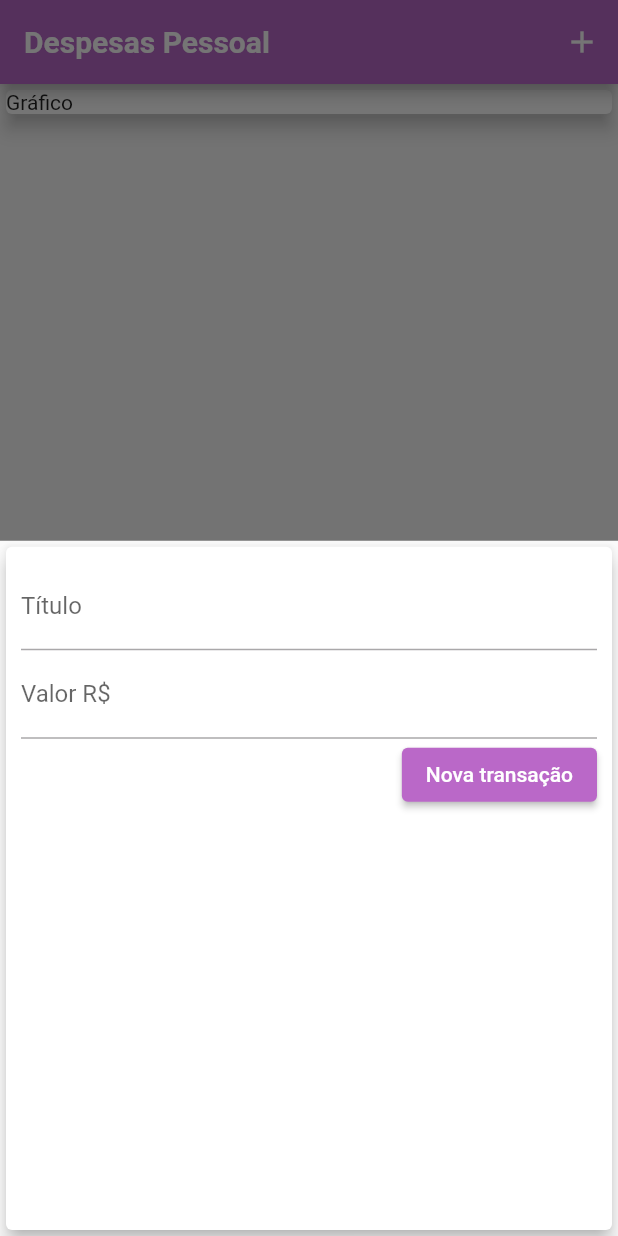
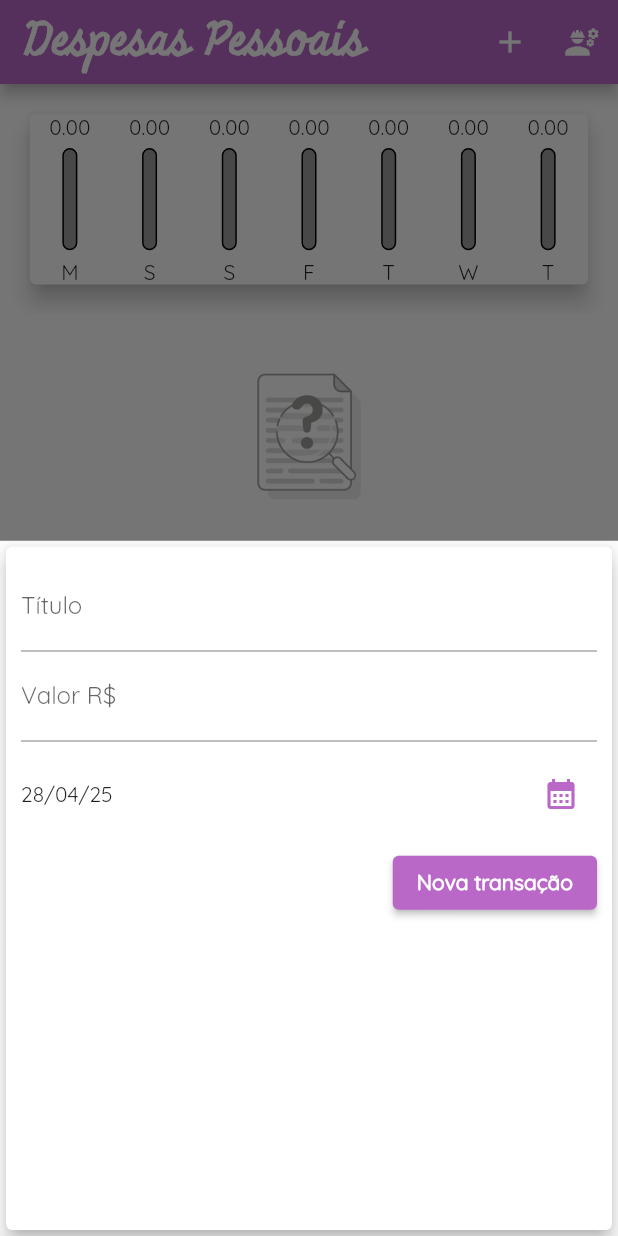
Before and after one commit to dte005/MyExpenses, a Flutter app: the screen it shows after launch, after a tap on the "add" icon, on a phone screen of 412 x 824 dp. Run offline on Flutter 3.47's test engine with Material 3 defaults, Android fonts, the phone set to English and light mode, and no system bars.

Commit message:
primeira versao do myexpenses

```diff
--- /dev/null
+++ b/lib/components/chart.dart
@@ -0,0 +1,58 @@
+import 'package:flutter/material.dart';
+import 'package:intl/intl.dart';
+import 'package:myexpenses/models/transaction.dart';
+
+import 'chart_bar.dart';
+
+class Chart extends StatelessWidget {
+  final List<Transaction> recentTransactions;
+
+  const Chart(this.recentTransactions);
+
+  List<Map<String, Object>> get groupedTransactions {
+    return List.generate(7, (index) {
+      //Subtrai do dia atual o index par achar os proximos dias da semana
+      final weekDay = DateTime.now().subtract(Duration(days: index));
+      double totalSum = 0.0;
+      for (var i = 0; i < recentTransactions.length; i++) {
+        bool sameDay = recentTransactions[i].date.day == weekDay.day;
+        bool sameMonth = recentTransactions[i].date.month == weekDay.month;
+        bool sameYear = recentTransactions[i].date.year == weekDay.year;
+        if (sameDay && sameMonth && sameYear) {
+          totalSum += recentTransactions[i].value;
+        }
+      }
+      return {'day': DateFormat.E().format(weekDay)[0], 'value': totalSum};
+    });
+  }
+
+  double get _weekTotalValue {
+    var grouped = groupedTransactions.fold(0.0, (sum, tr) {
+      return sum + double.parse(tr['value'].toString());
+    });
+    return grouped > 0.0 ? grouped : 1.0;
+  }
+
+  @override
+  Widget build(BuildContext context) {
+    return Card(
+      elevation: 6,
+      margin: EdgeInsets.all(20),
+      child: Row(
+        mainAxisAlignment: MainAxisAlignment.spaceAround,
+        children:
+            groupedTransactions.map((tr) {
+              return Flexible(
+                fit: FlexFit.tight,
+                child: ChartBar(
+                  label: tr['day'].toString(),
+                  value: double.parse(tr['value'].toString()),
+                  percentage:
+                      double.parse(tr['value'].toString()) / _weekTotalValue,
+                ),
+              );
+            }).toList(),
+      ),
+    );
+  }
+}
--- /dev/null
+++ b/lib/components/chart_bar.dart
@@ -0,0 +1,53 @@
+import 'package:flutter/material.dart';
+
+class ChartBar extends StatelessWidget {
+  final String label;
+  final double value;
+  final double percentage;
+
+  const ChartBar({this.label = "", this.value = 0.0, this.percentage = 0.0});
+
+  @override
+  Widget build(BuildContext context) {
+    return LayoutBuilder(
+      builder: (ctx, constraints) {
+        return Column(
+          children: <Widget>[
+            Container(
+              height: constraints.maxHeight * 0.15,
+              child: Text(value.toStringAsFixed(2)),
+            ),
+            SizedBox(height: constraints.maxHeight * 0.05),
+            Container(
+              height: constraints.maxHeight * 0.6,
+              width: 10,
+              child: Stack(
+                alignment: Alignment.bottomCenter,
+                children: <Widget>[
+                  Container(
+                    decoration: BoxDecoration(
+                      border: Border.all(color: Colors.black, width: 1.0),
+                      color: Colors.grey,
+                      borderRadius: BorderRadius.circular(5),
+                    ),
+                  ),
+                  FractionallySizedBox(
+                    heightFactor: percentage,
+                    child: Container(
+                      decoration: BoxDecoration(
+                        color: Colors.purple,
+                        borderRadius: BorderRadius.circular(5),
+                      ),
+                    ),
+                  ),
+                ],
+              ),
+            ),
+            SizedBox(height: constraints.maxHeight * 0.05),
+            Container(height: constraints.maxHeight * 0.15, child: Text(label)),
+          ],
+        );
+      },
+    );
+  }
+}
--- a/lib/components/transaction_form.dart
+++ b/lib/components/transaction_form.dart
@@ -1,8 +1,9 @@
 import 'package:flutter/material.dart';
+import 'package:intl/intl.dart';
 
 class TransactionForm extends StatefulWidget {
-  final Function(String title, double value) onSubmit;
-  TransactionForm(this.onSubmit);
+  final Function(String, double, DateTime) onSubmit;
+  const TransactionForm(this.onSubmit);
 
   @override
   _TransactionForm createState() => _TransactionForm();
@@ -11,15 +12,30 @@ class TransactionForm extends StatefulWidget {
 class _TransactionForm extends State<TransactionForm> {
   final titleController = TextEditingController();
   final valueController = TextEditingController();
+  DateTime _selectedDate = DateTime.now();
 
   _onSubmit() {
     final title = titleController.text;
     final value = double.tryParse(valueController.text) ?? 0.0;
-    if (title.isEmpty || value <= 0) {
+    if (title.isEmpty || value <= 0 || _selectedDate == null) {
       return;
     }
     //Recebe widget por heranca do state do component Statefull
-    widget.onSubmit(title, value);
+    widget.onSubmit(title, value, _selectedDate);
+  }
+
+  _showDatePicker() {
+    showDatePicker(
+      context: context,
+      initialDate: DateTime.now(),
+      firstDate: DateTime(2019),
+      lastDate: DateTime.now(),
+    ).then((picked) {
+      if (picked == null) return;
+      setState(() {
+        _selectedDate = picked;
+      });
+    });
   }
 
   @override
@@ -44,6 +60,25 @@ class _TransactionForm extends State<TransactionForm> {
               onSubmitted: (_) => _onSubmit(),
               controller: valueController,
             ),
+            Container(
+              height: 70,
+              child: Row(
+                mainAxisAlignment: MainAxisAlignment.spaceBetween,
+                children: <Widget>[
+                  Text(
+                    _selectedDate == null
+                        ? "Nenhuma data selecionada"
+                        : DateFormat('dd/MM/yy').format(_selectedDate),
+                  ),
+                  IconButton(
+                    icon: const Icon(Icons.calendar_month),
+                    color: Theme.of(context).colorScheme.primary,
+                    tooltip: 'Seletione uma data',
+                    onPressed: _showDatePicker,
+                  ),
+                ],
+              ),
+            ),
             Row(
               mainAxisAlignment: MainAxisAlignment.end,
               children: <Widget>[
@@ -51,7 +86,10 @@ class _TransactionForm extends State<TransactionForm> {
                   onPressed: _onSubmit,
                   child: Text(
                     'Nova transação',
-                    style: TextStyle(color: Colors.white),
+                    style: TextStyle(
+                      color: Colors.white,
+                      fontWeight: FontWeight.bold,
+                    ),
                   ),
                 ),
               ],
--- a/lib/components/transaction_list.dart
+++ b/lib/components/transaction_list.dart
@@ -1,18 +1,52 @@
 import 'package:flutter/material.dart';
 import 'package:intl/intl.dart';
 
-import "../models/Transaction.dart";
+import "../models/transaction.dart";
 
 class TransactionList extends StatelessWidget {
   final List<Transaction> transactions;
+  final void Function(String) onRemove;
 
-  TransactionList(this.transactions);
+  const TransactionList(this.transactions, this.onRemove);
+
+  Widget handlerRenderNoTransaction(BuildContext context) {
+    return LayoutBuilder(
+      builder: (ctx, constraints) {
+        return Container(
+          decoration: BoxDecoration(color: Colors.white),
+          child: Padding(
+            padding: EdgeInsets.all(20),
+            child: Column(
+              children: <Widget>[
+                Container(
+                  height: constraints.maxHeight * 0.2,
+                  child: Image.asset(
+                    'assets/images/img.png',
+                    fit: BoxFit.cover,
+                  ),
+                ),
+                SizedBox(height: constraints.maxHeight * 0.05),
+                Text(
+                  "Nenhuma transação",
+                  style: TextStyle(
+                    fontWeight: FontWeight.bold,
+                    fontSize: 20,
+                    fontFamily: "Quicksand",
+                    color: Theme.of(context).colorScheme.primary,
+                  ),
+                ),
+              ],
+            ),
+          ),
+        );
+      },
+    );
+  }
 
   @override
   Widget build(BuildContext context) {
-    return Container(
-      height: 400,
-      child: ListView.builder(
+    return transactions.isNotEmpty
+        ? ListView.builder(
           //usado para carregar o elemento conforme a lista vai sendo varrida pelo usuario
           // facilitando ao nao carregamento de itens desnecessarios na memoria do celular
           itemCount: transactions.length,
@@ -20,6 +54,7 @@ class TransactionList extends StatelessWidget {
             final item = transactions[index];
             return Card(
               child: Row(
+                mainAxisAlignment: MainAxisAlignment.spaceBetween,
                 children: <Widget>[
                   Container(
                     margin: EdgeInsets.symmetric(horizontal: 15, vertical: 10),
@@ -57,11 +92,23 @@ class TransactionList extends StatelessWidget {
                       ),
                     ],
                   ),
+                  Expanded(
+                    child: Column(
+                      crossAxisAlignment: CrossAxisAlignment.end,
+                      children: <Widget>[
+                        IconButton(
+                          icon: Icon(Icons.delete),
+                          color: Theme.of(context).colorScheme.primary,
+                          onPressed: () => onRemove(item.id),
+                        ),
+                      ],
+                    ),
+                  ),
                 ],
               ),
             );
           },
-      ),
-    );
+        )
+        : handlerRenderNoTransaction(context);
   }
 }
--- a/lib/home_page.dart
+++ b/lib/home_page.dart
@@ -3,7 +3,9 @@ import 'dart:math';
 import 'package:flutter/material.dart';
 import 'package:myexpenses/components/transaction_form.dart';
 import 'package:myexpenses/components/transaction_list.dart';
-import 'package:myexpenses/models/Transaction.dart';
+import 'package:myexpenses/models/transaction.dart';
+
+import 'components/chart.dart';
 
 class HomePage extends StatefulWidget {
   const HomePage({super.key});
@@ -14,6 +16,13 @@ class HomePage extends StatefulWidget {
 
 class _HomePage extends State<HomePage> {
   final List<Transaction> _transactions = [];
+  bool _showGraphBar = false;
+
+  List<Transaction> get _recentTransactions {
+    return _transactions.where((tr) {
+      return tr.date.isAfter(DateTime.now().subtract(Duration(days: 7)));
+    }).toList();
+  }
 
   _openTransactionFormModal(BuildContext context) {
     showModalBottomSheet(
@@ -24,12 +33,12 @@ class _HomePage extends State<HomePage> {
     );
   }
 
-  _addTransaction(String title, double value) {
+  _addTransaction(String title, double value, DateTime date) {
     final newTransaction = Transaction(
       id: Random().nextDouble().toString(),
       title: title,
       value: value,
-      date: DateTime.now(),
+      date: date,
     );
     setState(() {
       _transactions.add(newTransaction);
@@ -38,45 +47,77 @@ class _HomePage extends State<HomePage> {
     Navigator.of(context).pop();
   }
 
+  _removeTransaction(String id) {
+    setState(() {
+      _transactions.removeWhere((tr) => tr.id == id);
+    });
+  }
+
   @override
   Widget build(BuildContext context) {
-    return Scaffold(
-      appBar: AppBar(
-        title: Text("Despesas Pessoal"),
-        //Adicionando no menu uma acao baseada na funcao passada e no icone que representa
-        actions: <Widget>[
-          IconButton(
-            onPressed: () => _openTransactionFormModal(context),
-            icon: Icon(Icons.add),
-          ),
-        ],
-        titleTextStyle: TextStyle(
-          fontSize: 20,
+    final _isLandScape =
+        MediaQuery.of(context).orientation == Orientation.landscape;
+    final appBar = AppBar(
+      title: Text(
+        "Despesas Pessoais",
+        style: TextStyle(
+          fontFamily: 'Miniver',
+          fontSize: MediaQuery.of(context).textScaler.scale(30),
           fontWeight: FontWeight.bold,
           color: Theme.of(context).appBarTheme.foregroundColor,
         ),
       ),
+      //Adicionando no menu uma acao baseada na funcao passada e no icone que representa
+      actions: <Widget>[
+        IconButton(
+          onPressed: () => _openTransactionFormModal(context),
+          icon: Icon(Icons.add),
+        ),
+        IconButton(onPressed: () => {}, icon: Icon(Icons.engineering)),
+        if (_isLandScape)
+          IconButton(
+            onPressed:
+                () => {
+                  setState(() {
+                    _showGraphBar = !_showGraphBar;
+                  }),
+                },
+            icon: Icon(_showGraphBar ? Icons.list : Icons.pie_chart),
+          ),
+      ],
+    );
+    final availableHeight =
+        MediaQuery.of(context).size.height -
+        appBar.preferredSize.height -
+        MediaQuery.of(context).padding.top;
+
+    return Scaffold(
+      backgroundColor: Colors.white,
+      appBar: appBar,
       body: SingleChildScrollView(
         child: Column(
           crossAxisAlignment: CrossAxisAlignment.stretch,
           children: <Widget>[
-            Container(
-              child: Card(
-                color: Theme.of(context).colorScheme.secondary,
-                elevation: 5,
-                child: Text("Gráfico"),
+            if (_showGraphBar || !_isLandScape)
+              Container(
+                height: availableHeight * (_isLandScape ? 0.7 : 0.2),
+                decoration: BoxDecoration(color: Colors.white),
+                child: Chart(_recentTransactions),
               ),
-            ),
-            TransactionList(_transactions),
+            if (!_showGraphBar || !_isLandScape)
+              Container(
+                height: availableHeight * 0.8,
+                child: TransactionList(_transactions, _removeTransaction),
+              ),
           ],
         ),
       ),
       //Aiciona um botato na parte de baixo da tela automaticamente
       floatingActionButton: FloatingActionButton(
         onPressed: () => _openTransactionFormModal(context),
-        child: Icon(Icons.add),
         backgroundColor: Theme.of(context).colorScheme.primary,
         foregroundColor: Theme.of(context).appBarTheme.foregroundColor,
+        child: Icon(Icons.add),
       ),
       //Posiciona o botao aonde for necessario na tela
       floatingActionButtonLocation: FloatingActionButtonLocation.endFloat,
--- a/lib/main.dart
+++ b/lib/main.dart
@@ -17,7 +17,8 @@ class ExpensesApp extends StatelessWidget {
         useMaterial3: false,
         appBarTheme: AppBarTheme(
           backgroundColor: Colors.purple[300],
-          foregroundColor: Colors.white, //Cores dos botoes
+          foregroundColor: Colors.white,
+          titleTextStyle: TextStyle(fontFamily: 'Quicksand'), //Cores dos botoes
         ),
         colorScheme: ColorScheme.fromSeed(
           seedColor: Colors.purple,
@@ -25,6 +26,7 @@ class ExpensesApp extends StatelessWidget {
           secondary: Colors.white,
           tertiary: Colors.blueGrey[400],
         ),
+        fontFamily: "Quicksand",
       ),
     );
   }
```
Also changed, not shown: pubspec.yaml (+12 -11 lines), assets/fonts/PlaywriteRO-ExtraLight.ttf (deleted), assets/fonts/PlaywriteRO-Light.ttf (deleted), assets/fonts/Quicksand-Regular.ttf (added), assets/images/img.png (added), lib/models/transaction.dart (renamed from lib/models/Transaction.dart). Lines whose indentation alone changed are shown as unchanged.
